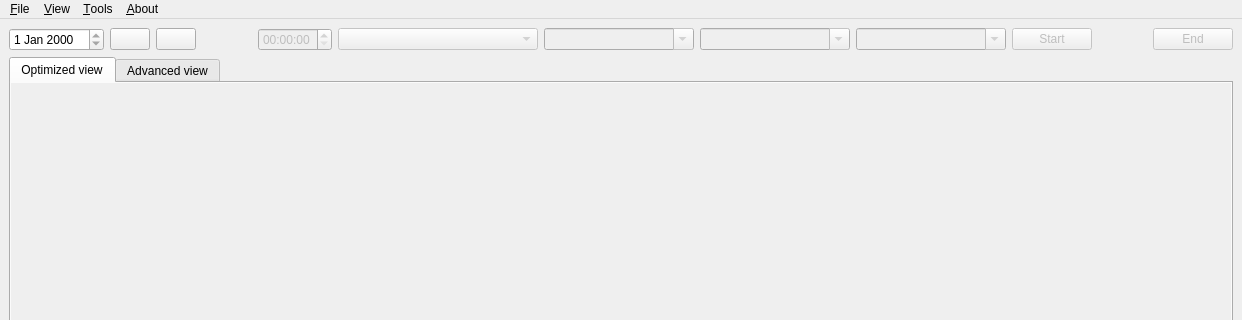
This is mainwindow.ui in qohelet/QtZeiterfassung as Qt 5 draws it before an edit; both pictures show x 0 to 1242 and y 0 to 320 of the 1242 by 581 pixel window. The edited form follows.
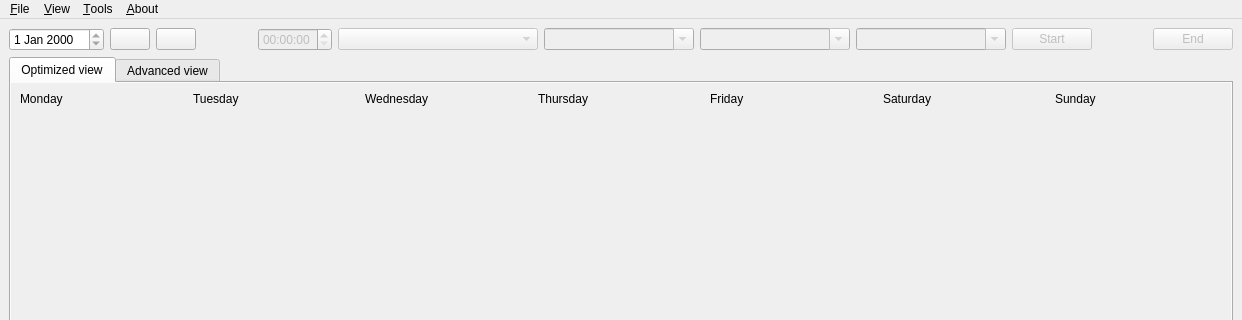
This is the edited form. Icons and pictures are not drawn.

Commit message: First try to get whole week displayed

```diff
--- a/mainwindow.ui
+++ b/mainwindow.ui
@@ -15,9 +15,9 @@
     <normaloff>:/zeiterfassung/images/icon.png</normaloff>:/zeiterfassung/images/icon.png</iconset>
   </property>
   <widget class="QWidget" name="centralwidget">
-   <layout class="QVBoxLayout" name="verticalLayout" stretch="0,0">
+   <layout class="QVBoxLayout" stretch="0,0">
     <item>
-     <layout class="QHBoxLayout" name="horizontalLayout_3">
+     <layout class="QHBoxLayout">
       <item>
        <widget class="QDateEdit" name="dateEditDate">
         <property name="readOnly">
@@ -48,7 +48,7 @@
        </widget>
       </item>
       <item>
-       <spacer name="horizontalSpacer_2">
+       <spacer>
         <property name="orientation">
          <enum>Qt::Horizontal</enum>
         </property>
@@ -148,7 +148,7 @@
        </widget>
       </item>
       <item>
-       <spacer name="horizontalSpacer">
+       <spacer>
         <property name="orientation">
          <enum>Qt::Horizontal</enum>
         </property>
@@ -196,13 +196,227 @@
           <x>0</x>
           <y>0</y>
           <width>1220</width>
-          <height>454</height>
+          <height>438</height>
          </rect>
         </property>
-        <layout class="QVBoxLayout" name="verticalLayout2">
-         <property name="spacing">
-          <number>3</number>
-         </property>
+        <layout class="QHBoxLayout" stretch="1,1,1,1,1,1,1">
+        <item>
+         <layout class="QVBoxLayout" stretch="0,0,1">
+          <item>
+           <widget class="QLabel">
+            <property name="text">
+             <string>Monday</string>
+            </property>
+           </widget>
+          </item>
+          <item>
+           <layout class="QVBoxLayout" name="layoutMonday">
+            <property name="spacing">
+             <number>3</number>
+            </property>
+           </layout>
+          </item>
+          <item>
+           <spacer>
+            <property name="orientation">
+             <enum>Qt::Vertical</enum>
+            </property>
+            <property name="sizeHint" stdset="0">
+             <size>
+              <width>20</width>
+              <height>40</height>
+             </size>
+            </property>
+           </spacer>
+          </item>
+         </layout>
+        </item>
+        <item>
+         <layout class="QVBoxLayout" stretch="0,0,1">
+          <item>
+           <widget class="QLabel">
+            <property name="text">
+             <string>Tuesday</string>
+            </property>
+           </widget>
+          </item>
+          <item>
+           <layout class="QVBoxLayout" name="layoutTuesday">
+            <property name="spacing">
+             <number>3</number>
+            </property>
+           </layout>
+          </item>
+          <item>
+           <spacer>
+            <property name="orientation">
+             <enum>Qt::Vertical</enum>
+            </property>
+            <property name="sizeHint" stdset="0">
+             <size>
+              <width>20</width>
+              <height>40</height>
+             </size>
+            </property>
+           </spacer>
+          </item>
+         </layout>
+        </item>
+        <item>
+         <layout class="QVBoxLayout" stretch="0,0,1">
+          <item>
+           <widget class="QLabel">
+            <property name="text">
+             <string>Wednesday</string>
+            </property>
+           </widget>
+          </item>
+          <item>
+           <layout class="QVBoxLayout" name="layoutWednesday">
+            <property name="spacing">
+             <number>3</number>
+            </property>
+           </layout>
+          </item>
+          <item>
+           <spacer>
+            <property name="orientation">
+             <enum>Qt::Vertical</enum>
+            </property>
+            <property name="sizeHint" stdset="0">
+             <size>
+              <width>20</width>
+              <height>40</height>
+             </size>
+            </property>
+           </spacer>
+          </item>
+         </layout>
+        </item>
+        <item>
+         <layout class="QVBoxLayout" stretch="0,0,1">
+          <item>
+           <widget class="QLabel">
+            <property name="text">
+             <string>Thursday</string>
+            </property>
+           </widget>
+          </item>
+          <item>
+           <layout class="QVBoxLayout" name="layoutThursday">
+            <property name="spacing">
+             <number>3</number>
+            </property>
+           </layout>
+          </item>
+          <item>
+           <spacer>
+            <property name="orientation">
+             <enum>Qt::Vertical</enum>
+            </property>
+            <property name="sizeHint" stdset="0">
+             <size>
+              <width>20</width>
+              <height>40</height>
+             </size>
+            </property>
+           </spacer>
+          </item>
+         </layout>
+        </item>
+        <item>
+         <layout class="QVBoxLayout" stretch="0,0,1">
+          <item>
+           <widget class="QLabel">
+            <property name="text">
+             <string>Friday</string>
+            </property>
+           </widget>
+          </item>
+          <item>
+           <layout class="QVBoxLayout" name="layoutFriday">
+            <property name="spacing">
+             <number>3</number>
+            </property>
+           </layout>
+          </item>
+          <item>
+           <spacer>
+            <property name="orientation">
+             <enum>Qt::Vertical</enum>
+            </property>
+            <property name="sizeHint" stdset="0">
+             <size>
+              <width>20</width>
+              <height>40</height>
+             </size>
+            </property>
+           </spacer>
+          </item>
+         </layout>
+        </item>
+        <item>
+         <layout class="QVBoxLayout" stretch="0,0,1">
+          <item>
+           <widget class="QLabel">
+            <property name="text">
+             <string>Saturday</string>
+            </property>
+           </widget>
+          </item>
+          <item>
+           <layout class="QVBoxLayout" name="layoutSaturday">
+            <property name="spacing">
+             <number>3</number>
+            </property>
+           </layout>
+          </item>
+          <item>
+           <spacer>
+            <property name="orientation">
+             <enum>Qt::Vertical</enum>
+            </property>
+            <property name="sizeHint" stdset="0">
+             <size>
+              <width>20</width>
+              <height>40</height>
+             </size>
+            </property>
+           </spacer>
+          </item>
+         </layout>
+        </item>
+        <item>
+         <layout class="QVBoxLayout" stretch="0,0,1">
+          <item>
+           <widget class="QLabel">
+            <property name="text">
+             <string>Sunday</string>
+            </property>
+           </widget>
+          </item>
+          <item>
+           <layout class="QVBoxLayout" name="layoutSunday">
+            <property name="spacing">
+             <number>3</number>
+            </property>
+           </layout>
+          </item>
+          <item>
+           <spacer>
+            <property name="orientation">
+             <enum>Qt::Vertical</enum>
+            </property>
+            <property name="sizeHint" stdset="0">
+             <size>
+              <width>20</width>
+              <height>40</height>
+             </size>
+            </property>
+           </spacer>
+          </item>
+         </layout>
+        </item>
         </layout>
        </widget>
       </widget>
```
Left out of the diff: 8 changed lines with no effect on the pictures. The commit also changes 1 other file.
